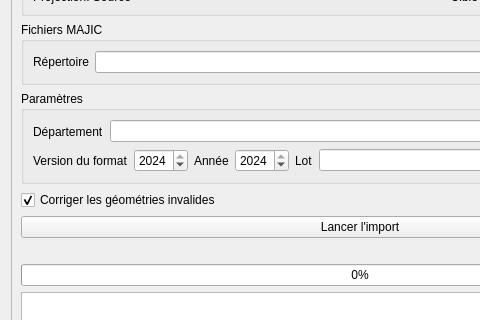
Above: cadastre/forms/cadastre_import_form.ui from 3liz/QgisCadastrePlugin before the change; both pictures show x 0 to 480 and y 267 to 587 of the 720 by 883 pixel window. Below: the same form after it.
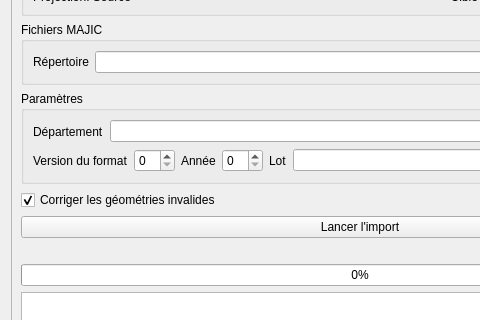
That is the form after the change. Custom widgets are drawn as their Qt base class.

Commit message: Add a global variable for the maximum year

The edit to the form file:
```diff
--- a/cadastre/forms/cadastre_import_form.ui
+++ b/cadastre/forms/cadastre_import_form.ui
@@ -341,17 +341,7 @@
              </widget>
             </item>
             <item>
-             <widget class="QSpinBox" name="inDataVersion">
-              <property name="minimum">
-               <number>2012</number>
-              </property>
-              <property name="maximum">
-               <number>2024</number>
-              </property>
-              <property name="value">
-               <number>2024</number>
-              </property>
-             </widget>
+             <widget class="QSpinBox" name="inDataVersion"/>
             </item>
             <item>
              <widget class="QLabel" name="label_16">
@@ -361,20 +351,7 @@
              </widget>
             </item>
             <item>
-             <widget class="QSpinBox" name="inDataYear">
-              <property name="enabled">
-               <bool>true</bool>
-              </property>
-              <property name="minimum">
-               <number>2012</number>
-              </property>
-              <property name="maximum">
-               <number>2024</number>
-              </property>
-              <property name="value">
-               <number>2024</number>
-              </property>
-             </widget>
+             <widget class="QSpinBox" name="inDataYear"/>
             </item>
             <item>
              <widget class="QLabel" name="label_6">
```
The commit also changes 3 other files.
